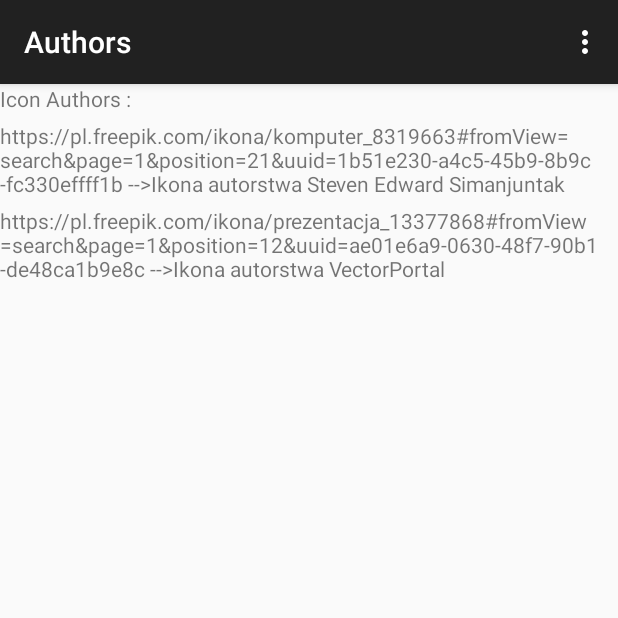
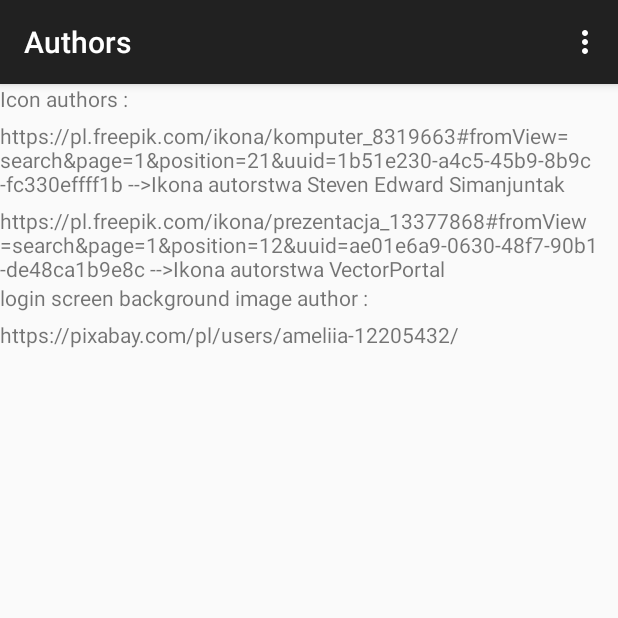
Before and after one commit to Plastuszko/Projekt_licencjacki, an Android app: the Authors screen opened directly, with no data from a screen before it, on a phone screen of 412 x 824 dp, the top half of it. Run offline under Robolectric (Android 15) with nearby library versions, the phone set to English and light mode, and no system bars.

Commit message:
add author of backgorund in authors

```diff
--- a/app/src/main/java/com/example/projekt_licencjacki/Authors.kt
+++ b/app/src/main/java/com/example/projekt_licencjacki/Authors.kt
@@ -52,6 +52,6 @@ class Authors: AppCompatActivity() {
         setContentView(binding.root)
         binding.author1.text= "https://pl.freepik.com/ikona/komputer_8319663#fromView=search&page=1&position=21&uuid=1b51e230-a4c5-45b9-8b9c-fc330effff1b -->Ikona autorstwa Steven Edward Simanjuntak"
         binding.author2.text="https://pl.freepik.com/ikona/prezentacja_13377868#fromView=search&page=1&position=12&uuid=ae01e6a9-0630-48f7-90b1-de48ca1b9e8c -->Ikona autorstwa VectorPortal"
-
+        binding.author3.text="https://pixabay.com/pl/users/ameliia-12205432/"
 }
 }
--- a/app/src/main/res/layout/authors.xml
+++ b/app/src/main/res/layout/authors.xml
@@ -10,7 +10,7 @@
 
         android:layout_width="wrap_content"
         android:layout_height="wrap_content"
-        android:text="Icon Authors :"/>
+        android:text="Icon authors :"/>
     <TextView
         android:id="@+id/author1"
         android:layout_width="wrap_content"
@@ -21,6 +21,11 @@
         android:layout_width="wrap_content"
         android:layout_height="wrap_content"
         android:layout_marginTop="5dp"/>
+    <TextView
+        android:layout_width="wrap_content"
+        android:layout_height="wrap_content"
+        android:text="login screen background image author :"
+        />
     <TextView
         android:id="@+id/author3"
         android:layout_width="wrap_content"
```
